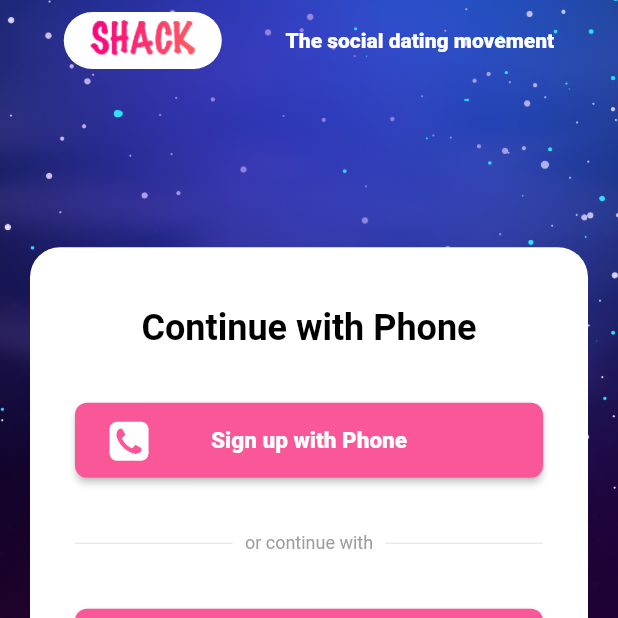
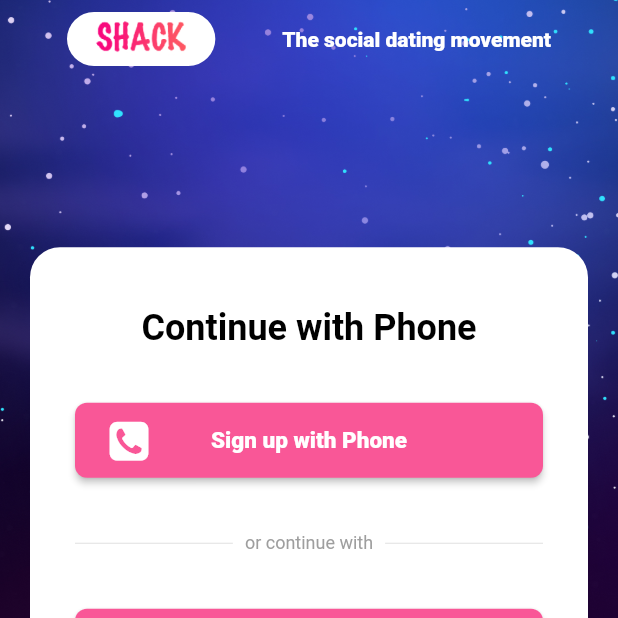
Before and after one commit to spiderion/shack, a Flutter app: the screen it shows after launch, on a phone screen of 412 x 824 dp, the top half of it. Run offline on Flutter 3.47's test engine with Material 2 defaults, Android fonts, the phone set to English and light mode, and no system bars; our stand-ins replace cached_network_image, camera, cloud_firestore, country_code_picker, firebase_auth, firebase_core and 13 more; missing offline and left inert: geocoder, spotify, swipe_stack, template_package, video_compress; accounts and stored records are empty.

Commit message:
- adjustments

```diff
--- a/lib/screens/welcome.dart
+++ b/lib/screens/welcome.dart
@@ -6,6 +6,7 @@ import 'package:shack/screens/phonesign/otp.dart';
 import 'package:shack/screens/select_image.dart';
 import 'package:shack/screens/tab.dart';
 import 'package:shack/themes/gridapp_icons.dart';
+import 'package:template_package/template_package.dart';
 
 class WelcomePage extends StatelessWidget {
   @override
@@ -60,12 +61,16 @@ class WelcomePage extends StatelessWidget {
               width: double.infinity,
               height: 50,
               margin: EdgeInsets.only(top: 10, bottom: 10),
-              child: getButton(context, () {}, 'Sign up with spotify', Icons.music_video)),
+              child: getButton(context, () {
+                Fluttertoast.showToast(msg: 'coming soon');
+              }, 'Sign up with spotify', Icons.music_video)),
           Container(
             width: double.infinity,
             height: 50,
             margin: EdgeInsets.only(top: 10, bottom: 10),
-            child: getButton(context, () {}, 'Sign up with email', Gridapp.at),
+            child: getButton(context, () {
+              Fluttertoast.showToast(msg: 'coming soon');
+            }, 'Sign up with email', Gridapp.at),
           ),
           Container(
             padding: EdgeInsets.only(top: 10),
@@ -132,14 +137,20 @@ Service and Privacy Policy.""",
     return SafeArea(
       child: Padding(
         padding: const EdgeInsets.only(top: 8.0),
-        child: Row(
+        child: appIntroWidget(),
+      ),
+    );
+  }
+
+  Row appIntroWidget() {
+    return Row(
         mainAxisAlignment: MainAxisAlignment.spaceEvenly,
         crossAxisAlignment: CrossAxisAlignment.center,
         children: <Widget>[
           Container(
             decoration: BoxDecoration(color: Colors.white, borderRadius: BorderRadius.circular(50)),
-              padding: EdgeInsets.symmetric(horizontal: 16, vertical: 5),
-              child: Image.asset('assets/images/app_logo.png', height: 28),
+            padding: EdgeInsets.symmetric(horizontal: 18, vertical: 6),
+            child: Image.asset('assets/images/app_logo.png', height: 24),
           ),
           Container(
             child: Flexible(
@@ -154,8 +165,6 @@ Service and Privacy Policy.""",
             ),
           )
         ],
-        ),
-      ),
       );
   }
 
```
Lines whose indentation alone changed are shown as unchanged.
